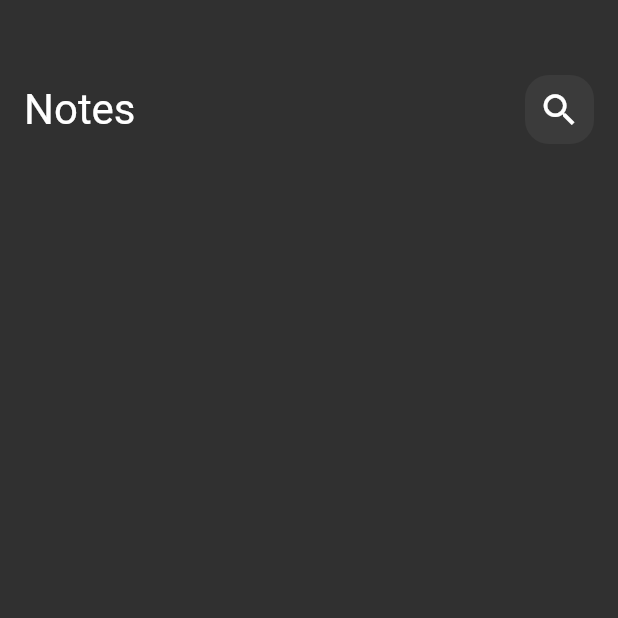
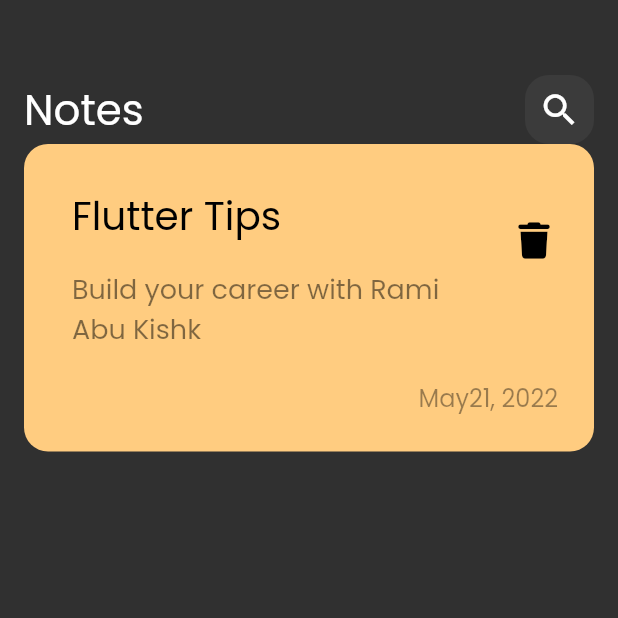
Before and after one commit to Sherlock-holmes1029/note-app, a Flutter app: the screen it shows after launch, on a phone screen of 412 x 824 dp, the top half of it. Run offline on Flutter 3.47's test engine with Material 2 defaults, Android fonts, the light colour scheme and no system bars; our stand-ins replace font_awesome_flutter.

Commit message:
note body
finished the the note item be shure to continue pls :)

```diff
--- a/lib/main.dart
+++ b/lib/main.dart
@@ -15,7 +15,8 @@
       title: 'Flutter Demo',
       debugShowCheckedModeBanner: false,
       theme: ThemeData(
-        brightness: Brightness.dark
+        brightness: Brightness.dark,
+            fontFamily: 'Poppins'
       ),
       home: mainScreen(),
     );
--- a/lib/view/widgets/custemAppBar.dart
+++ b/lib/view/widgets/customAppBar.dart
@@ -1,5 +1,5 @@
 import 'package:flutter/material.dart';
-import 'custemSearchIcon.dart';
+import 'customSearchIcon.dart';
 
 class CustomAppBar extends StatelessWidget {
 
--- /dev/null
+++ b/lib/view/widgets/customNoteItem.dart
@@ -0,0 +1,66 @@
+import 'package:flutter/material.dart';
+import 'package:font_awesome_flutter/font_awesome_flutter.dart';
+
+class NoteItems extends StatelessWidget {
+  const NoteItems({Key? key}) : super(key: key);
+
+  @override
+  Widget build(BuildContext context) {
+    return Container(
+      padding: const EdgeInsets.only(
+        top: 24,
+        bottom: 24,
+        left: 16,
+
+      ),
+      decoration: BoxDecoration(
+          color: const Color(0xffFFCC80),
+          borderRadius: BorderRadius.circular(16)
+      ),
+      child: Column(
+        crossAxisAlignment: CrossAxisAlignment.end,
+        children: [
+          ListTile(
+
+            title: const Text('Flutter Tips',
+              style: TextStyle(
+                  color: Colors.black,
+                  fontSize: 26
+
+              ),
+            ),
+            subtitle: Padding(
+              padding: const EdgeInsets.symmetric(
+                  vertical: 16
+              ),
+              child: Text('Build your career with Rami Abu Kishk',
+                style: TextStyle(
+                    color: Colors.black.withOpacity(0.5),
+                    fontSize: 18
+                ),
+              ),
+            ),
+            trailing: IconButton(onPressed: (){},
+                icon: const Icon(
+                  FontAwesomeIcons.trash,
+                  color: Colors.black,
+                  size: 24,)
+            ),
+          ),
+          Padding(
+            padding: const EdgeInsets.only(
+                right: 24
+            ),
+            child: Text('May21, 2022',
+              style: TextStyle(
+                  color: Colors.black.withOpacity(0.4),
+                  fontSize: 16
+              )
+              ,),
+          )
+        ],
+      ),
+
+    );
+  }
+}
--- a/lib/view/widgets/notesViewBody.dart
+++ b/lib/view/widgets/notesViewBody.dart
@@ -1,6 +1,7 @@
 import 'package:flutter/material.dart';
-
-import 'custemAppBar.dart';
+import 'package:font_awesome_flutter/font_awesome_flutter.dart';
+import 'customNoteItem.dart';
+import 'customAppBar.dart';
 class NotesViewBody extends StatelessWidget {
      const NotesViewBody({Key? key}) : super(key: key);
 
@@ -18,6 +19,7 @@
                  height: 50,
                ),
                CustomAppBar(),
+              NoteItems(),
             ],
       ),
     );
```
Also changed, not shown: pubspec.yaml (+7 -12 lines), assets/fonts/Poppins-Regular.ttf (added), lib/view/widgets/customSearchIcon.dart (renamed from lib/view/widgets/custemSearchIcon.dart), pubspec.lock.
